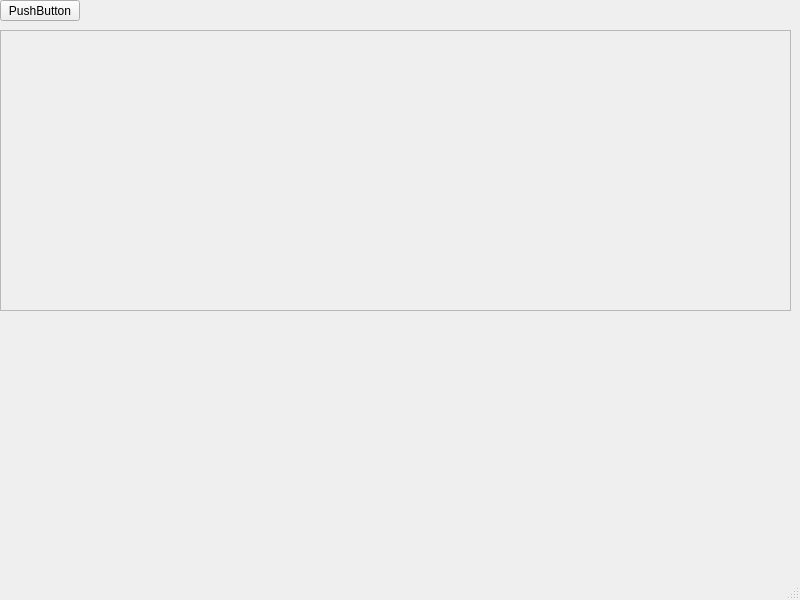
Qt form Delta0/mainwindow.ui (Fil-Vibrant/Calcul-Viscosite) before a commit.
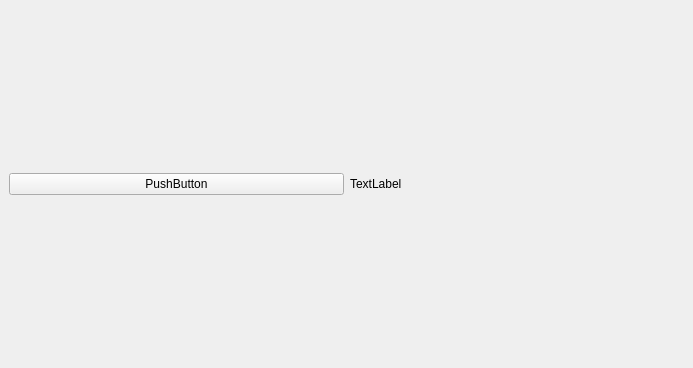
The same form after that commit.

```diff
--- a/Delta0/mainwindow.ui
+++ b/Delta0/mainwindow.ui
@@ -6,68 +6,31 @@
    <rect>
     <x>0</x>
     <y>0</y>
-    <width>800</width>
-    <height>600</height>
+    <width>693</width>
+    <height>368</height>
    </rect>
   </property>
   <property name="windowTitle">
    <string>MainWindow</string>
   </property>
   <widget class="QWidget" name="centralwidget">
-   <widget class="QLabel" name="label">
-    <property name="geometry">
-     <rect>
-      <x>90</x>
-      <y>0</y>
-      <width>101</width>
-      <height>21</height>
-     </rect>
-    </property>
-    <property name="text">
-     <string/>
-    </property>
-   </widget>
-   <widget class="QPushButton" name="pushButton">
-    <property name="geometry">
-     <rect>
-      <x>0</x>
-      <y>0</y>
-      <width>80</width>
-      <height>21</height>
-     </rect>
-    </property>
-    <property name="text">
-     <string>PushButton</string>
-    </property>
-   </widget>
-   <widget class="QFrame" name="frame">
-    <property name="geometry">
-     <rect>
-      <x>0</x>
-      <y>30</y>
-      <width>791</width>
-      <height>281</height>
-     </rect>
-    </property>
-    <property name="frameShape">
-     <enum>QFrame::StyledPanel</enum>
-    </property>
-    <property name="frameShadow">
-     <enum>QFrame::Raised</enum>
-    </property>
-   </widget>
+   <layout class="QGridLayout" name="gridLayout">
+    <item row="0" column="4">
+     <widget class="QPushButton" name="pushButton">
+      <property name="text">
+       <string>PushButton</string>
+      </property>
+     </widget>
+    </item>
+    <item row="0" column="5">
+     <widget class="QLabel" name="label">
+      <property name="text">
+       <string>TextLabel</string>
+      </property>
+     </widget>
+    </item>
+   </layout>
   </widget>
-  <widget class="QMenuBar" name="menubar">
-   <property name="geometry">
-    <rect>
-     <x>0</x>
-     <y>0</y>
-     <width>800</width>
-     <height>20</height>
-    </rect>
-   </property>
-  </widget>
-  <widget class="QStatusBar" name="statusbar"/>
  </widget>
  <resources/>
  <connections/>
```
